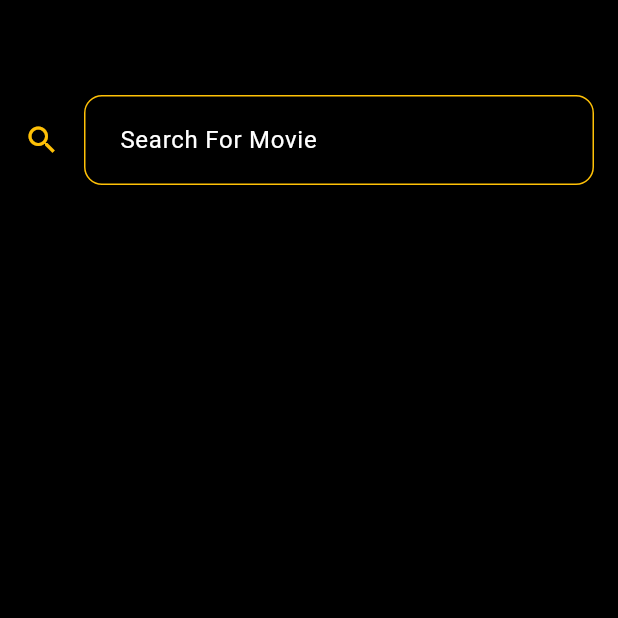
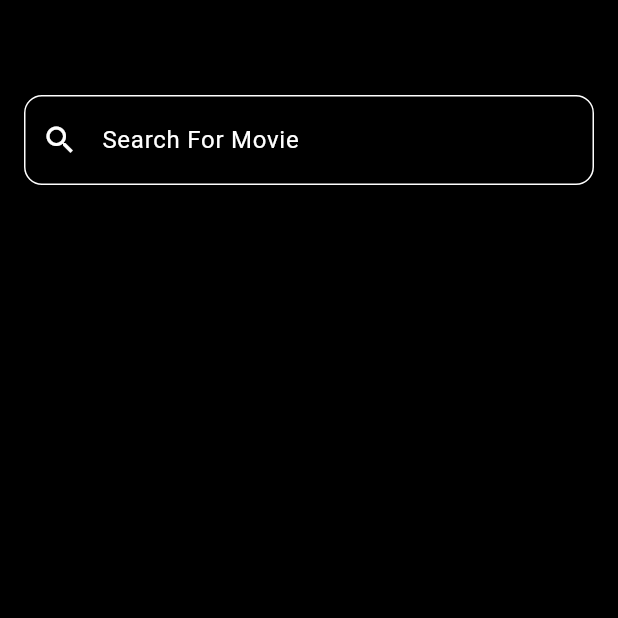
Before and after one commit to Ahmed4r/MoviesApp, a Flutter app: the SearchTab screen opened by its route, on a phone screen of 412 x 824 dp, the top half of it. Run offline on Flutter 3.47's test engine with Material 3 defaults, Android fonts, the phone set to English and light mode, and no system bars; our stand-ins replace bloc, cloud_firestore, firebase_core, flutter_bloc, flutter_image_slideshow, flutter_screenutil and 2 more; missing offline and left inert: dart:ffi; accounts and stored records are empty; network calls fail.

```diff
--- a/lib/Presentation/Screens/SearchScreen/SearchTab.dart
+++ b/lib/Presentation/Screens/SearchScreen/SearchTab.dart
@@ -7,8 +7,14 @@ import 'package:movies_app/Presentation/Screens/homeScreen/Movie_details.dart';
 import 'package:movies_app/Presentation/Screens/homeScreen/cubit/hometabViewmodel.dart';
 import 'package:movies_app/data/api/const.dart';
 
-class SearchTab extends StatelessWidget {
+class SearchTab extends StatefulWidget {
   static const String routename = 'searchtab';
+
+  @override
+  State<SearchTab> createState() => _SearchTabState();
+}
+
+class _SearchTabState extends State<SearchTab> {
   Hometabviewmodel movieCubit = Hometabviewmodel();
 
   @override
@@ -27,7 +33,6 @@ class SearchTab extends StatelessWidget {
               padding: const EdgeInsets.all(16.0),
               child: Column(
                 children: [
-                  // Search bar with improved styling
                   SizedBox(height: 50.h),
                   TextField(
                     style: TextStyle(fontSize: 20, color: Colors.white),
@@ -36,11 +41,11 @@ class SearchTab extends StatelessWidget {
                       viewmodel.searchMovie(search: value);
                     },
                     decoration: InputDecoration(
-                      icon: Icon(Icons.search, color: Colors.amber),
+                      prefixIcon: Icon(Icons.search, color: Colors.white),
                       labelText: 'Search For Movie',
                       labelStyle: TextStyle(color: Colors.white),
                       enabledBorder: OutlineInputBorder(
-                        borderSide: BorderSide(color: Colors.amber, width: 1.0),
+                        borderSide: BorderSide(color: Colors.white),
                         borderRadius: BorderRadius.circular(12.0),
                       ),
                       focusedBorder: OutlineInputBorder(
@@ -81,15 +86,15 @@ class SearchTab extends StatelessWidget {
                               margin: EdgeInsets.only(bottom: 15.0),
                               decoration: BoxDecoration(
                                 color: Colors.grey[850],
-                                borderRadius: BorderRadius.circular(8.0),
+                                borderRadius: BorderRadius.circular(12),
                               ),
                               child: Row(
                                 children: [
                                   Container(
-                                    width: 80.w,
-                                    height: 120.h,
+                                    width: 100.w,
+                                    height: 140.h,
                                     child: ClipRRect(
-                                      borderRadius: BorderRadius.circular(8.0),
+                                      borderRadius: BorderRadius.circular(5),
                                       child: Image.network(
                                         '${Const.imagepath}${movie.posterPath}',
                                         fit: BoxFit.cover,
@@ -99,13 +104,13 @@ class SearchTab extends StatelessWidget {
                                                 Center(
                                                     child: Icon(
                                           Icons.error,
-                                          color: Colors.white,
+                                          color: Colors.red,
                                         )),
                                       ),
                                     ),
                                   ),
 
-                                  SizedBox(width: 10.0),
+                                  SizedBox(width: 30.0),
 
                                   // Movie details with improved formatting
                                   Expanded(
@@ -118,7 +123,7 @@ class SearchTab extends StatelessWidget {
                                           style: TextStyle(
                                             color: Colors.white,
                                             fontWeight: FontWeight.bold,
-                                            fontSize: 16
+                                            fontSize: 19
                                                 .sp, // Use ScreenUtil for responsive text size
                                             overflow: TextOverflow.ellipsis,
                                           ),
@@ -143,12 +148,24 @@ class SearchTab extends StatelessWidget {
                       ),
                     )
                   else if (state is SearchErrorState)
-                    Center(
-                      child: Text(
-                        'Error occurred while searching for movies , Movie Not found',
-                        style: TextStyle(color: Colors.red),
+                    Expanded(
+                        child: Center(
+                      child: SingleChildScrollView(
+                        child: Column(
+                          children: [
+                            Icon(
+                              Icons.local_movies_sharp,
+                              size: 114,
+                              color: Colors.white,
+                            ),
+                            Text(
+                              'No Movies found',
+                              style: TextStyle(color: Colors.white),
+                            ),
+                          ],
+                        ),
                       ),
-                    ),
+                    )),
                 ],
               ),
             ),
```
Also changed, not shown: lib/Presentation/Screens/homeScreen/homeTab.dart (+28 -58 lines), lib/Presentation/Screens/watchListScreen/WatchListTab.dart (+4 -4 lines), lib/main.dart (+24 -7 lines), lib/widgets/NewRealsesWidget.dart (+5 -6 lines), lib/widgets/RecommndedWidget.dart (+48 -6 lines), assets/Dora.jpg (deleted), assets/Image.png (deleted), assets/dora.jpeg (deleted), assets/iconBook.png (added), assets/imagetitle.png (deleted), assets/movie.png (deleted), assets/splash.png (deleted).
